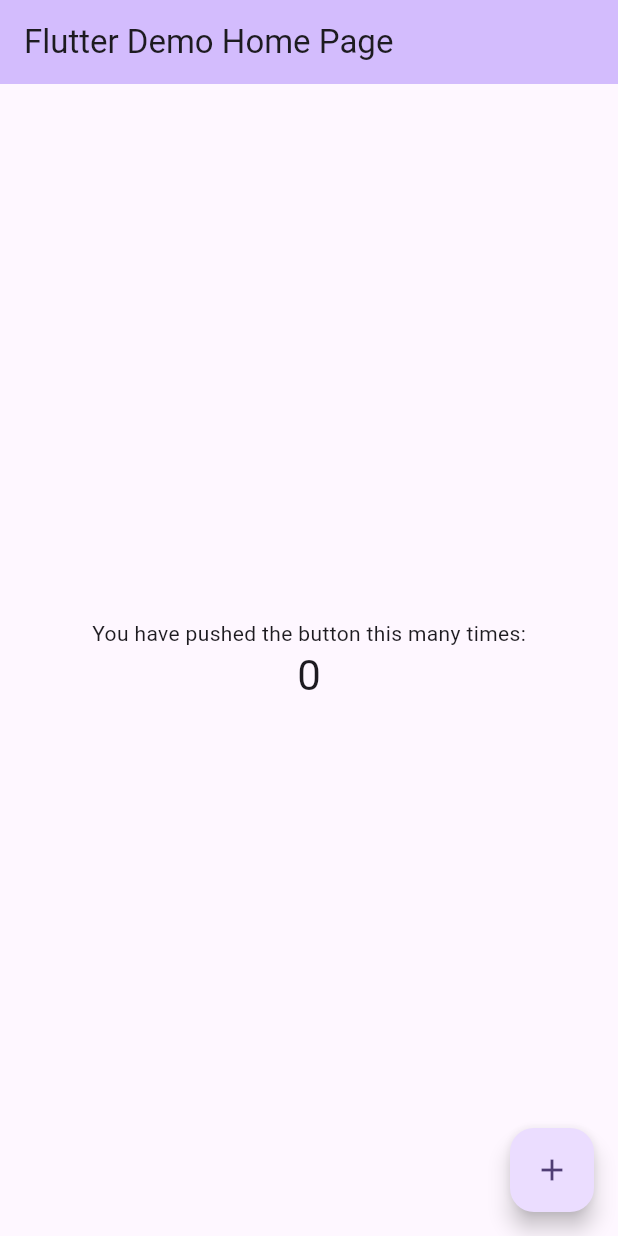
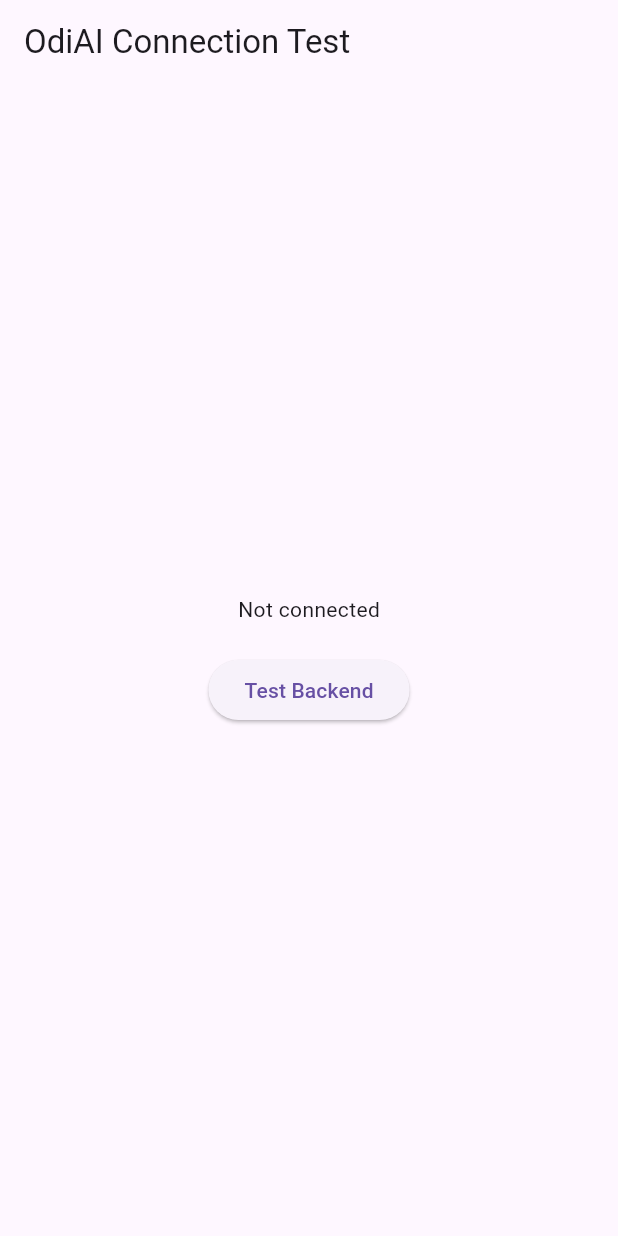
Before and after one commit to isharpz007/Odi, a Flutter app: the screen it shows after launch, on a phone screen of 412 x 824 dp. Run offline on Flutter 3.47's test engine with Material 3 defaults, Android fonts, the phone set to English and light mode, and no system bars.

Commit message:
UPDATED 001

```diff
--- a/odi/lib/main.dart
+++ b/odi/lib/main.dart
@@ -1,122 +1,77 @@
 import 'package:flutter/material.dart';
+import 'package:http/http.dart' as http;
+import 'dart:convert';
 
 void main() {
-  runApp(const MyApp());
+  runApp(const OdiAIApp());
 }
 
-class MyApp extends StatelessWidget {
-  const MyApp({super.key});
+class OdiAIApp extends StatelessWidget {
+  const OdiAIApp({super.key});
 
-  // This widget is the root of your application.
   @override
   Widget build(BuildContext context) {
     return MaterialApp(
-      title: 'Flutter Demo',
-      theme: ThemeData(
-        // This is the theme of your application.
-        //
-        // TRY THIS: Try running your application with "flutter run". You'll see
-        // the application has a purple toolbar. Then, without quitting the app,
-        // try changing the seedColor in the colorScheme below to Colors.green
-        // and then invoke "hot reload" (save your changes or press the "hot
-        // reload" button in a Flutter-supported IDE, or press "r" if you used
-        // the command line to start the app).
-        //
-        // Notice that the counter didn't reset back to zero; the application
-        // state is not lost during the reload. To reset the state, use hot
-        // restart instead.
-        //
-        // This works for code too, not just values: Most code changes can be
-        // tested with just a hot reload.
-        colorScheme: .fromSeed(seedColor: Colors.deepPurple),
-      ),
-      home: const MyHomePage(title: 'Flutter Demo Home Page'),
+      title: 'OdiAI',
+      home: const TestConnectionScreen(),
     );
   }
 }
 
-class MyHomePage extends StatefulWidget {
-  const MyHomePage({super.key, required this.title});
-
-  // This widget is the home page of your application. It is stateful, meaning
-  // that it has a State object (defined below) that contains fields that affect
-  // how it looks.
-
-  // This class is the configuration for the state. It holds the values (in this
-  // case the title) provided by the parent (in this case the App widget) and
-  // used by the build method of the State. Fields in a Widget subclass are
-  // always marked "final".
-
-  final String title;
+class TestConnectionScreen extends StatefulWidget {
+  const TestConnectionScreen({super.key});
 
   @override
-  State<MyHomePage> createState() => _MyHomePageState();
+  State<TestConnectionScreen> createState() =>
+      _TestConnectionScreenState();
 }
 
-class _MyHomePageState extends State<MyHomePage> {
-  int _counter = 0;
+class _TestConnectionScreenState extends State<TestConnectionScreen> {
+  String message = 'Not connected';
 
-  void _incrementCounter() {
-    setState(() {
-      // This call to setState tells the Flutter framework that something has
-      // changed in this State, which causes it to rerun the build method below
-      // so that the display can reflect the updated values. If we changed
-      // _counter without calling setState(), then the build method would not be
-      // called again, and so nothing would appear to happen.
-      _counter++;
-    });
+  Future<void> testBackend() async {
+    try {
+      final response = await http.get(
+        Uri.parse('http://127.0.0.1:8000/hello'),
+      );
+
+      if (response.statusCode == 200) {
+        final data = jsonDecode(response.body);
+
+        setState(() {
+          message = data['message'];
+        });
+      } else {
+        setState(() {
+          message = 'Backend error: ${response.statusCode}';
+        });
+      }
+    } catch (e) {
+      setState(() {
+        message = 'Connection failed: $e';
+      });
+    }
   }
 
   @override
   Widget build(BuildContext context) {
-    // This method is rerun every time setState is called, for instance as done
-    // by the _incrementCounter method above.
-    //
-    // The Flutter framework has been optimized to make rerunning build methods
-    // fast, so that you can just rebuild anything that needs updating rather
-    // than having to individually change instances of widgets.
     return Scaffold(
       appBar: AppBar(
-        // TRY THIS: Try changing the color here to a specific color (to
-        // Colors.amber, perhaps?) and trigger a hot reload to see the AppBar
-        // change color while the other colors stay the same.
-        backgroundColor: Theme.of(context).colorScheme.inversePrimary,
-        // Here we take the value from the MyHomePage object that was created by
-        // the App.build method, and use it to set our appbar title.
-        title: Text(widget.title),
+        title: const Text('OdiAI Connection Test'),
       ),
       body: Center(
-        // Center is a layout widget. It takes a single child and positions it
-        // in the middle of the parent.
         child: Column(
-          // Column is also a layout widget. It takes a list of children and
-          // arranges them vertically. By default, it sizes itself to fit its
-          // children horizontally, and tries to be as tall as its parent.
-          //
-          // Column has various properties to control how it sizes itself and
-          // how it positions its children. Here we use mainAxisAlignment to
-          // center the children vertically; the main axis here is the vertical
-          // axis because Columns are vertical (the cross axis would be
-          // horizontal).
-          //
-          // TRY THIS: Invoke "debug painting" (choose the "Toggle Debug Paint"
-          // action in the IDE, or press "p" in the console), to see the
-          // wireframe for each widget.
-          mainAxisAlignment: .center,
+          mainAxisAlignment: MainAxisAlignment.center,
           children: [
-            const Text('You have pushed the button this many times:'),
-            Text(
-              '$_counter',
-              style: Theme.of(context).textTheme.headlineMedium,
+            Text(message),
+            const SizedBox(height: 20),
+            ElevatedButton(
+              onPressed: testBackend,
+              child: const Text('Test Backend'),
             ),
           ],
         ),
       ),
-      floatingActionButton: FloatingActionButton(
-        onPressed: _incrementCounter,
-        tooltip: 'Increment',
-        child: const Icon(Icons.add),
-      ),
     );
   }
 }
--- a/odi/pubspec.yaml
+++ b/odi/pubspec.yaml
@@ -30,6 +30,8 @@ environment:
 dependencies:
   flutter:
     sdk: flutter
+
+  http: ^1.5.0
 
   # The following adds the Cupertino Icons font to your application.
   # Use with the CupertinoIcons class for iOS style icons.
```
Also changed, not shown: odi/pubspec.lock, 2 other files.
